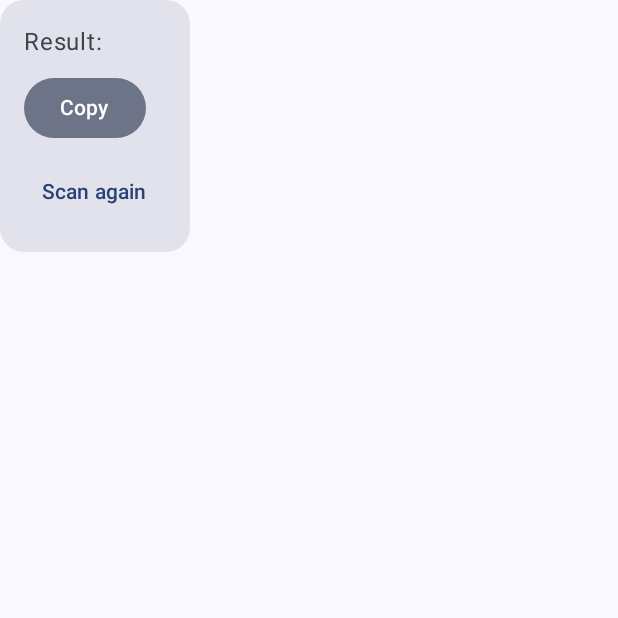
After one commit to DanMotive/QR-Scanner, an Android app built with Jetpack Compose: the composable ResultCard called with empty values, on a phone screen of 412 x 824 dp, the top half of it. The commit adds this screen. Run offline under Robolectric (Android 15) with nearby library versions, the phone set to English and light mode, and no system bars; 3 statements that could not run were skipped.

Commit message:
теперь сканит все виды кьюар кодов, а также результат вынесен в отдельный скрипт

```diff
--- /dev/null
+++ b/app/src/main/java/com/danmotive/qrscanner/ui/components/ResultCard.kt
@@ -0,0 +1,59 @@
+package com.danmotive.qrscanner.ui.components
+
+import androidx.compose.foundation.layout.Arrangement
+import androidx.compose.foundation.layout.Column
+import androidx.compose.foundation.layout.Row
+import androidx.compose.foundation.layout.Spacer
+import androidx.compose.foundation.layout.height
+import androidx.compose.foundation.layout.padding
+import androidx.compose.foundation.shape.RoundedCornerShape
+import androidx.compose.material3.Button
+import androidx.compose.material3.FilledTonalButton
+import androidx.compose.material3.MaterialTheme
+import androidx.compose.material3.Surface
+import androidx.compose.material3.Text
+import androidx.compose.material3.TextButton
+import androidx.compose.runtime.Composable
+import androidx.compose.ui.Modifier
+import androidx.compose.ui.res.stringResource
+import androidx.compose.ui.unit.dp
+import com.danmotive.qrscanner.R
+import com.danmotive.qrscanner.ui.core.isWebUrl
+
+@Composable
+fun ResultCard(
+    value: String,
+    onOpenLink: () -> Unit,
+    onCopy: () -> Unit,
+    onScanAgain: () -> Unit,
+    modifier: Modifier = Modifier
+) {
+    Surface(
+        modifier = modifier,
+        shape = RoundedCornerShape(16.dp),
+        color = MaterialTheme.colorScheme.surfaceVariant
+    ) {
+        Column(modifier = Modifier.padding(16.dp)) {
+            Text(stringResource(R.string.result_format, value))
+
+            Spacer(modifier = Modifier.height(8.dp))
+
+            Row(horizontalArrangement = Arrangement.spacedBy(8.dp)) {
+                if (isWebUrl(value)) {
+                    Button(onClick = onOpenLink) {
+                        Text(stringResource(R.string.open_link))
+                    }
+                }
+                FilledTonalButton(onClick = onCopy) {
+                    Text(stringResource(R.string.copy))
+                }
+            }
+
+            Spacer(modifier = Modifier.height(8.dp))
+
+            TextButton(onClick = onScanAgain) {
+                Text(stringResource(R.string.scan_again))
+            }
+        }
+    }
+}
```
Also changed, not shown: app/src/main/java/com/danmotive/qrscanner/ui/screens/ScanScreen.kt (+16 -50 lines).
